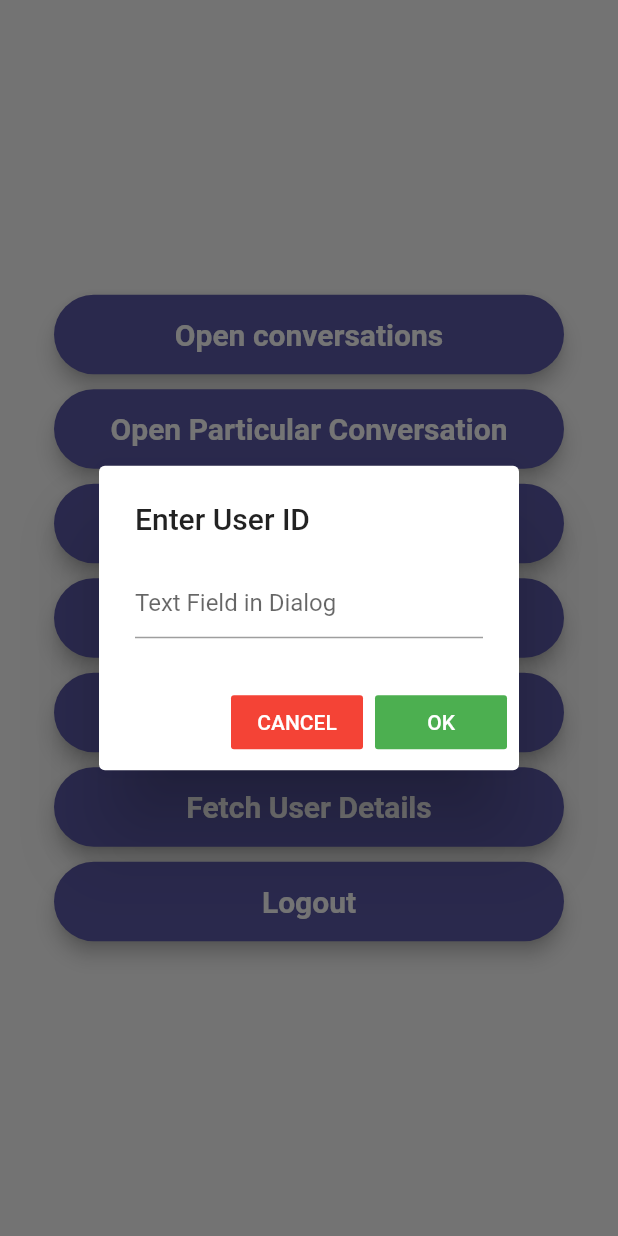
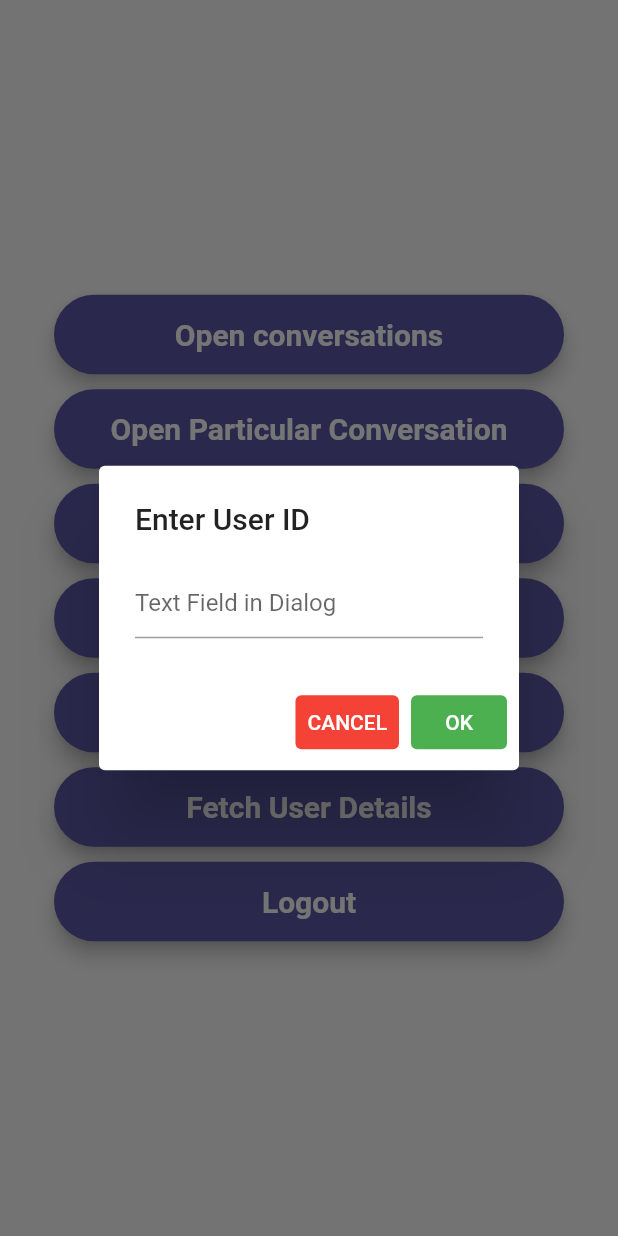
Before and after one commit to Kommunicate-io/Kommunicate-Flutter-Plugin, a Flutter app: the HomePageWidget widget shown alone on an empty page, opened directly, after a tap on "Fetch User Details", on a phone screen of 412 x 824 dp. Run offline on Flutter 3.47's test engine with Material 2 defaults, Android fonts, the phone set to English and light mode, and no system bars; Roboto replaces fonts that are missing (Montserrat).

Commit message:
Migrating kommunicate flutter plugin to the latest flutter requirement

```diff
--- a/example/lib/home.dart
+++ b/example/lib/home.dart
@@ -1,5 +1,4 @@
 import 'package:kommunicate_flutter_plugin_example/main.dart';
-import 'package:flutter/cupertino.dart';
 import 'package:flutter/material.dart';
 
 import 'package:kommunicate_flutter/kommunicate_flutter.dart';
@@ -64,8 +63,8 @@ class HomePageWidget extends StatelessWidget {
 
   void fetchUserDetails(String userid) {
     try {
-      KommunicateFlutterPlugin.fetchUserDetails(userid).then((value) =>
-          print("User details fetched: " + value));
+      KommunicateFlutterPlugin.fetchUserDetails(userid)
+          .then((value) => print("User details fetched: " + value));
     } on Exception catch (e) {
       print("Fetching user details error : " + e.toString());
     }
@@ -86,22 +85,26 @@ class HomePageWidget extends StatelessWidget {
               decoration: InputDecoration(hintText: "Text Field in Dialog"),
             ),
             actions: <Widget>[
-              FlatButton(
-                color: Colors.red,
-                textColor: Colors.white,
-                child: Text('CANCEL'),
+              TextButton(
+                style: TextButton.styleFrom(
+                  backgroundColor: Colors.red,
+                  primary: Colors.white,
+                ),
                 onPressed: () {
                   Navigator.pop(context);
                 },
+                child: Text('CANCEL'),
               ),
-              FlatButton(
-                color: Colors.green,
-                textColor: Colors.white,
-                child: Text('OK'),
+              TextButton(
+                style: TextButton.styleFrom(
+                  backgroundColor: Colors.green,
+                  primary: Colors.white,
+                ),
                 onPressed: () {
                   fetchUserDetails(valueText);
                   Navigator.pop(context);
                 },
+                child: Text('OK'),
               ),
             ],
           );
@@ -227,7 +230,7 @@ class HomePageWidget extends StatelessWidget {
                       style: style.copyWith(
                           color: Colors.white, fontWeight: FontWeight.bold)),
                 )),
-            SizedBox(height:10),
+            SizedBox(height: 10),
             new Material(
                 elevation: 5.0,
                 borderRadius: BorderRadius.circular(30.0),
@@ -241,10 +244,10 @@ class HomePageWidget extends StatelessWidget {
                     child: Text("Fetch User Details",
                         textAlign: TextAlign.center,
                         style:
-                        TextStyle(fontFamily: 'Montserrat', fontSize: 20.0)
-                            .copyWith(
-                            color: Colors.white,
-                            fontWeight: FontWeight.bold)))),
+                            TextStyle(fontFamily: 'Montserrat', fontSize: 20.0)
+                                .copyWith(
+                                    color: Colors.white,
+                                    fontWeight: FontWeight.bold)))),
             SizedBox(height: 10),
             new Material(
                 elevation: 5.0,
```
Also changed, not shown: example/lib/prechat.dart (+9 -8 lines), example/pubspec.lock, 5 other files.
